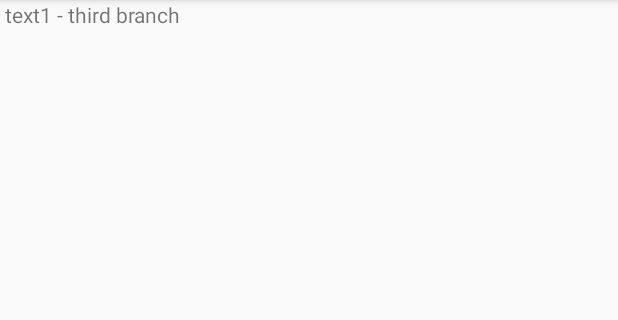
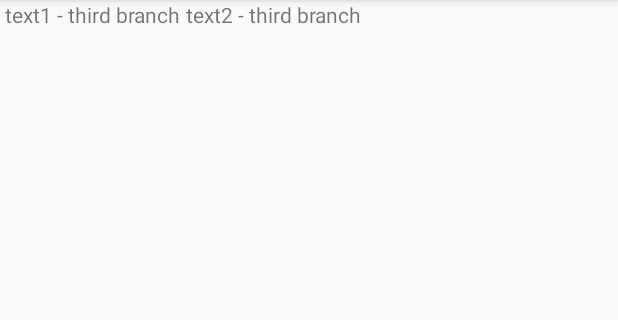
Before and after one commit to VolodymyrMitso/Just_Test_2, an Android app: the screen it shows after launch (MainActivity), on a phone screen of 412 x 824 dp, the part 84-404 px from its top. Run offline under Robolectric (Android 15) with nearby library versions, the phone set to English and light mode, and no system bars.

Commit message:
TextView2 - third

```diff
--- a/app/src/main/res/layout/main.xml
+++ b/app/src/main/res/layout/main.xml
@@ -12,4 +12,9 @@
         android:layout_height="wrap_content"
         android:text=" text1 - third branch"/>
 
+    <TextView
+        android:layout_width="wrap_content"
+        android:layout_height="wrap_content"
+        android:text=" text2 - third branch"/>
+
 </LinearLayout>
```
